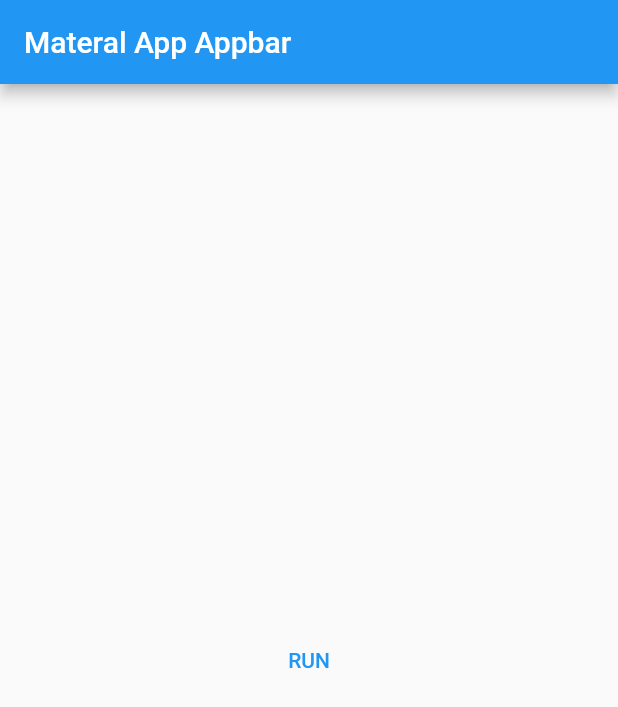
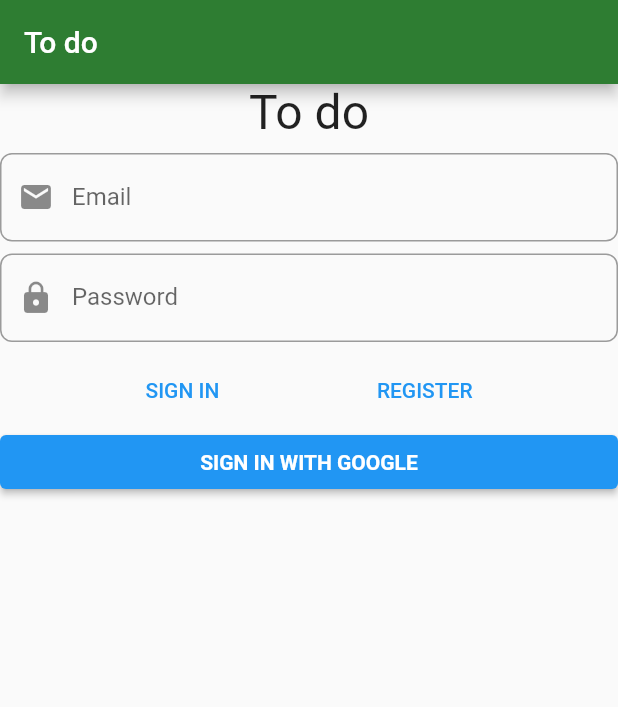
Before and after one commit to carlosmuerto/flutter_todo, a Flutter app: the screen it shows after launch, on a phone screen of 412 x 824 dp. Shown: the top 707 px of the screen. Run offline on Flutter 3.47's test engine with Material 2 defaults, Android fonts, the phone set to English and light mode, and no system bars; our stand-ins replace another_flushbar, bloc, dartz, firebase_auth, firebase_core, flutter_bloc and 4 more; accounts and stored records are empty.

Commit message:
chapter 8 and intl support

```diff
--- a/lib/injection.dart
+++ b/lib/injection.dart
@@ -6,6 +6,6 @@ import 'injection.config.dart';
 final getIt = GetIt.instance;
 
 @injectableInit
-void configureIngection(String env) {
+void configureInjection(String env) {
   $initGetIt(getIt, environment: env);
 }
--- /dev/null
+++ b/lib/l10n/intl_en.arb
@@ -0,0 +1,14 @@
+{
+	"email": "Email",
+	"passwaord": "Password",
+	"singIn": "Sign in",
+	"singInWithGoogle": "Sign in with Google",
+	"register": "Register",
+	"invalidEmail": "invalid Email enter",
+	"shortPassword": "too short Password",
+	"cancelByUser": "Canceled by the user",
+	"serverError": "Some happend in the Server",
+	"emailAlreadyInUse": "this Email is already in user",
+	"invalidInputs": "some imput are invalid",
+	"todo": "To do"
+}
--- a/lib/main.dart
+++ b/lib/main.dart
@@ -1,34 +1,16 @@
+import 'package:firebase_core/firebase_core.dart';
 import 'package:flutter/material.dart';
 import 'package:flutter_todo/injection.dart';
 import 'package:injectable/injectable.dart';
 
+import 'presentation/core/app_widget.dart';
+
 void main() {
-  //final email = EmailAdress("aaa");
-  //print(email);
-  // ignore: prefer_const_constructors
-  configureIngection(Environment.prod);
-  runApp(const MyApp());
+  // need explicit binding before new Firebase call
+  WidgetsFlutterBinding.ensureInitialized();
+  // new Firebase call
+  Firebase.initializeApp().then((_) {
+    configureInjection(Environment.prod);
+    runApp(const AppWidget());
+  });
 }
-
-class MyApp extends StatelessWidget {
-  const MyApp({Key? key}) : super(key: key);
-
-  @override
-  Widget build(BuildContext context) {
-    return MaterialApp(
-      title: "Material App",
-      home: Scaffold(
-        appBar: AppBar(
-          title: const Text("Materal App Appbar"),
-        ),
-        body: Container(
-          alignment: Alignment.center,
-          child: TextButton(
-            onPressed: () {},
-            child: const Text("RUN"),
-          ),
-        ),
-      ),
-    );
-  }
-}
--- /dev/null
+++ b/lib/presentation/core/app_widget.dart
@@ -0,0 +1,32 @@
+import 'package:flutter/material.dart';
+import 'package:flutter_localizations/flutter_localizations.dart';
+
+import '../../generated/l10n.dart';
+import '../sign_in/sing_in_page.dart';
+
+class AppWidget extends StatelessWidget {
+  const AppWidget({Key? key}) : super(key: key);
+
+  @override
+  Widget build(BuildContext context) {
+    return MaterialApp(
+      title: "Notes",
+      localizationsDelegates: const [
+        GlobalMaterialLocalizations.delegate,
+        GlobalWidgetsLocalizations.delegate,
+        GlobalCupertinoLocalizations.delegate,
+        S.delegate,
+      ],
+      theme: ThemeData.light().copyWith(
+          primaryColor: Colors.green[800],
+          accentColor: Colors.blueAccent,
+          inputDecorationTheme: InputDecorationTheme(
+            border: OutlineInputBorder(
+              borderRadius: BorderRadius.circular(8),
+            ),
+          )),
+      supportedLocales: S.delegate.supportedLocales,
+      home: const SignInPage(),
+    );
+  }
+}
--- /dev/null
+++ b/lib/presentation/sign_in/sing_in_page.dart
@@ -0,0 +1,26 @@
+import 'package:flutter/material.dart';
+import 'package:flutter_bloc/flutter_bloc.dart';
+import 'package:flutter_todo/application/auth/sing_in_form/sign_in_form_bloc.dart';
+import 'package:flutter_todo/generated/l10n.dart';
+import 'package:flutter_todo/injection.dart';
+
+import 'widgets/sign_in_form.dart';
+
+class SignInPage extends StatelessWidget {
+  const SignInPage({
+    Key? key,
+  }) : super(key: key);
+
+  @override
+  Widget build(BuildContext context) {
+    return Scaffold(
+      appBar: AppBar(
+        title: Text(S.of(context).todo),
+      ),
+      body: BlocProvider<SignInFormBloc>(
+        create: (context) => getIt<SignInFormBloc>(),
+        child: const SignInForm(),
+      ),
+    );
+  }
+}
--- /dev/null
+++ b/lib/presentation/sign_in/widgets/sign_in_form.dart
@@ -0,0 +1,134 @@
+import 'package:another_flushbar/flushbar_helper.dart';
+import 'package:flutter/material.dart';
+import 'package:flutter_bloc/flutter_bloc.dart';
+
+import '../../../application/auth/sing_in_form/sign_in_form_bloc.dart';
+import '../../../generated/l10n.dart';
+
+class SignInForm extends StatelessWidget {
+  const SignInForm({Key? key}) : super(key: key);
+
+  @override
+  Widget build(BuildContext context) {
+    return BlocConsumer<SignInFormBloc, SignInFormState>(
+      listener: (context, state) {
+        state.authFailureOrSuccessOption.fold(
+          () {},
+          (either) => either.fold(
+            (f) {
+              FlushbarHelper.createError(
+                message: f.map(
+                  cancelByUser: (_) => S.of(context).cancelByUser,
+                  serverError: (_) => S.of(context).serverError,
+                  emailAlreadyInUse: (_) => S.of(context).emailAlreadyInUse,
+                  invalidInputs: (_) => S.of(context).invalidInputs,
+                ),
+              ).show(context);
+            },
+            (_) {},
+          ),
+        );
+      },
+      builder: (context, state) {
+        return Form(
+          autovalidateMode: state.showErrors
+              ? AutovalidateMode.always
+              : AutovalidateMode.disabled,
+          child: ListView(
+            children: [
+              Container(
+                alignment: Alignment.center,
+                child: Text(
+                  S.of(context).todo,
+                  style: const TextStyle(fontSize: 32),
+                ),
+              ),
+              Container(
+                padding: const EdgeInsets.only(top: 8),
+                child: TextFormField(
+                  decoration: InputDecoration(
+                    prefixIcon: const Icon(Icons.email),
+                    labelText: S.of(context).email,
+                  ),
+                  autocorrect: false,
+                  onChanged: (value) => context.read<SignInFormBloc>().add(
+                        SignInFormEvent.emailChange(value),
+                      ),
+                  validator: (_) => context
+                      .read<SignInFormBloc>()
+                      .state
+                      .emailAddress
+                      .value
+                      .fold(
+                        (f) => f.maybeMap(
+                          invalidEmail: (_) => S.of(context).invalidEmail,
+                          orElse: () => null,
+                        ),
+                        (_) => null,
+                      ),
+                ),
+              ),
+              Container(
+                padding: const EdgeInsets.only(top: 8),
+                child: TextFormField(
+                  decoration: InputDecoration(
+                    prefixIcon: const Icon(Icons.lock),
+                    labelText: S.of(context).passwaord,
+                  ),
+                  autocorrect: false,
+                  obscureText: true,
+                  onChanged: (value) => context.read<SignInFormBloc>().add(
+                        SignInFormEvent.passwordChange(value),
+                      ),
+                  validator: (_) =>
+                      context.read<SignInFormBloc>().state.password.value.fold(
+                            (f) => f.maybeMap(
+                              shortPassword: (_) => S.of(context).shortPassword,
+                              orElse: () => null,
+                            ),
+                            (_) => null,
+                          ),
+                ),
+              ),
+              Container(
+                padding: const EdgeInsets.only(top: 8),
+                child: Row(
+                  mainAxisAlignment: MainAxisAlignment.spaceEvenly,
+                  children: [
+                    TextButton(
+                      onPressed: () {
+                        context.read<SignInFormBloc>().add(
+                              const SignInFormEvent.signInWithEmail(),
+                            );
+                      },
+                      child: Text(S.of(context).singIn.toUpperCase()),
+                    ),
+                    TextButton(
+                      onPressed: () {
+                        context.read<SignInFormBloc>().add(
+                              const SignInFormEvent.registerWithEmail(),
+                            );
+                      },
+                      child: Text(S.of(context).register.toUpperCase()),
+                    )
+                  ],
+                ),
+              ),
+              ElevatedButton(
+                onPressed: () {
+                  context.read<SignInFormBloc>().add(
+                        const SignInFormEvent.signInWithGoogle(),
+                      );
+                },
+                child: Text(
+                  S.of(context).singInWithGoogle.toUpperCase(),
+                  style: const TextStyle(fontWeight: FontWeight.bold),
+                ),
+              ),
+            ],
+          ),
+        );
+      },
+    );
+  }
+}
```
Also changed, not shown: pubspec.yaml (+10 -0 lines), lib/generated/intl/messages_all.dart (added), lib/generated/intl/messages_en.dart (added), lib/generated/l10n.dart (added), pubspec.lock.
